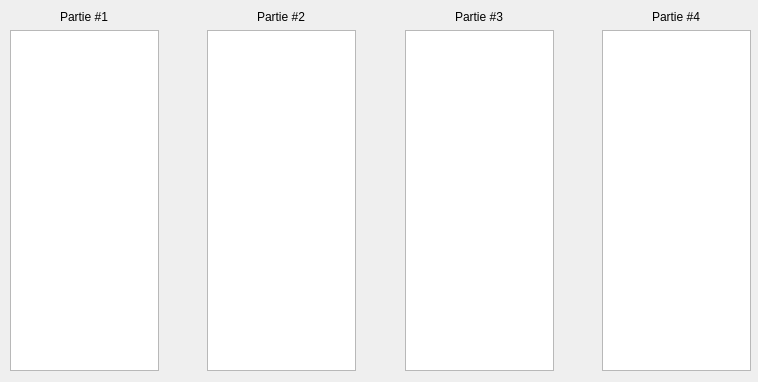
Mathsoum/Petanque, file fourmatchescontestwidget.ui: the form before one commit.
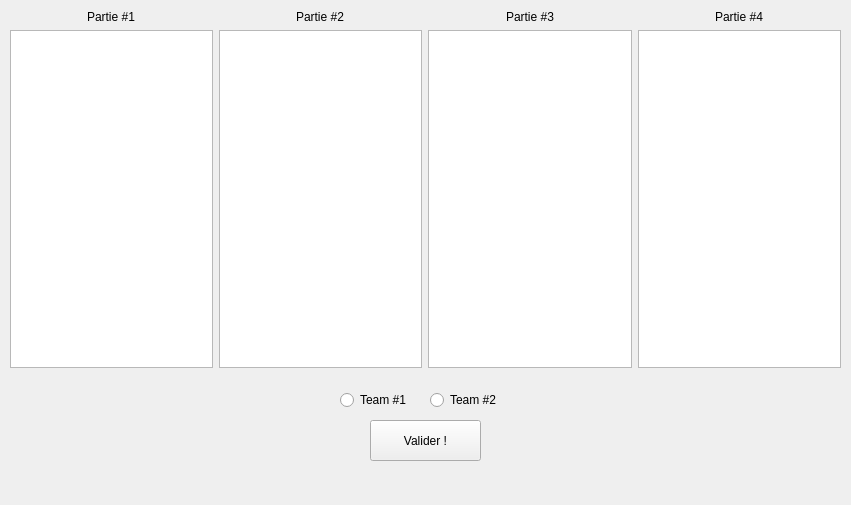
The form after the commit.

Patch:
```diff
--- a/fourmatchescontestwidget.ui
+++ b/fourmatchescontestwidget.ui
@@ -6,20 +6,20 @@
    <rect>
     <x>0</x>
     <y>0</y>
-    <width>758</width>
-    <height>382</height>
+    <width>851</width>
+    <height>505</height>
    </rect>
   </property>
   <property name="windowTitle">
    <string>Form</string>
   </property>
-  <widget class="QWidget" name="">
+  <widget class="QWidget" name="layoutWidget">
    <property name="geometry">
     <rect>
      <x>10</x>
      <y>10</y>
-     <width>741</width>
-     <height>361</height>
+     <width>831</width>
+     <height>358</height>
     </rect>
    </property>
    <layout class="QHBoxLayout" name="horizontalLayout">
@@ -33,7 +33,14 @@
        </widget>
       </item>
       <item>
-       <widget class="QTableView" name="tableView_4"/>
+       <widget class="QTableView" name="tableView_4">
+        <property name="sizePolicy">
+         <sizepolicy hsizetype="Expanding" vsizetype="Expanding">
+          <horstretch>0</horstretch>
+          <verstretch>0</verstretch>
+         </sizepolicy>
+        </property>
+       </widget>
       </item>
      </layout>
     </item>
@@ -44,8 +51,8 @@
       </property>
       <property name="sizeHint" stdset="0">
        <size>
-        <width>150</width>
-        <height>20</height>
+        <width>35</width>
+        <height>356</height>
        </size>
       </property>
      </spacer>
@@ -71,8 +78,8 @@
       </property>
       <property name="sizeHint" stdset="0">
        <size>
-        <width>150</width>
-        <height>20</height>
+        <width>36</width>
+        <height>356</height>
        </size>
       </property>
      </spacer>
@@ -98,8 +105,8 @@
       </property>
       <property name="sizeHint" stdset="0">
        <size>
-        <width>150</width>
-        <height>20</height>
+        <width>35</width>
+        <height>356</height>
        </size>
       </property>
      </spacer>
@@ -120,6 +127,45 @@
     </item>
    </layout>
   </widget>
+  <widget class="QRadioButton" name="radioButton">
+   <property name="geometry">
+    <rect>
+     <x>340</x>
+     <y>390</y>
+     <width>100</width>
+     <height>20</height>
+    </rect>
+   </property>
+   <property name="text">
+    <string>Team #1</string>
+   </property>
+  </widget>
+  <widget class="QRadioButton" name="radioButton_2">
+   <property name="geometry">
+    <rect>
+     <x>430</x>
+     <y>390</y>
+     <width>100</width>
+     <height>20</height>
+    </rect>
+   </property>
+   <property name="text">
+    <string>Team #2</string>
+   </property>
+  </widget>
+  <widget class="QPushButton" name="pushButton">
+   <property name="geometry">
+    <rect>
+     <x>370</x>
+     <y>420</y>
+     <width>111</width>
+     <height>41</height>
+    </rect>
+   </property>
+   <property name="text">
+    <string>Valider !</string>
+   </property>
+  </widget>
  </widget>
  <resources/>
  <connections/>
```
